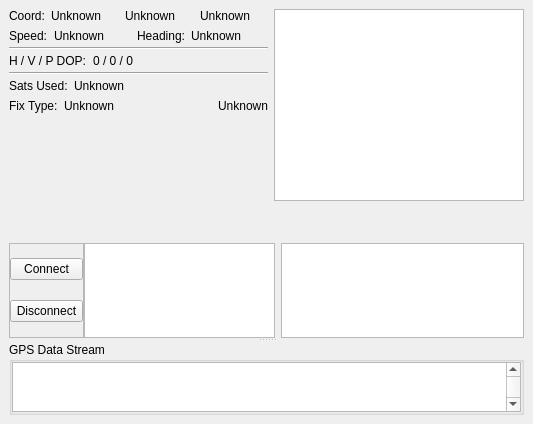
This is ground/src/plugins/gpsdisplay/gpsdisplaywidget.ui in openpilot/OpenPilot as Qt 5 draws it before an edit. The edited form follows.
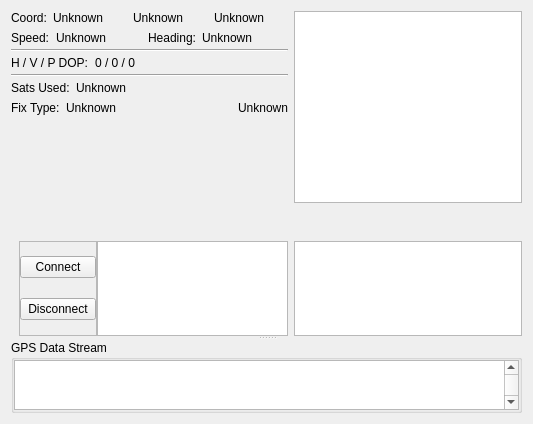
This is the edited form. Custom widgets are drawn as their Qt base class.

Commit message: GPS Viewer: Use a grid layout for the 4 main parts.

What changed in the file:
```diff
--- a/ground/src/plugins/gpsdisplay/gpsdisplaywidget.ui
+++ b/ground/src/plugins/gpsdisplay/gpsdisplaywidget.ui
@@ -13,20 +13,15 @@
   <property name="windowTitle">
    <string>Form</string>
   </property>
-  <layout class="QVBoxLayout" name="rootVerticalLayout">
-   <property name="margin">
-    <number>9</number>
-   </property>
+  <layout class="QVBoxLayout" name="verticalLayout_2">
    <item>
     <widget class="QSplitter" name="splitter">
      <property name="orientation">
       <enum>Qt::Vertical</enum>
      </property>
      <widget class="QWidget" name="layoutWidget">
-      <layout class="QVBoxLayout" name="verticalLayout_2">
-       <item>
-        <layout class="QHBoxLayout" name="horizontalLayout1">
-         <item>
+      <layout class="QGridLayout" name="gridLayout">
+       <item row="0" column="0">
           <layout class="QVBoxLayout" name="infoVerticalLayout" stretch="0,0,0,0,0,0,0,0,0,0,0,0,0,1">
            <property name="spacing">
             <number>0</number>
@@ -459,46 +454,8 @@
            </item>
           </layout>
          </item>
-         <item>
-          <layout class="QVBoxLayout" name="verticalLayout_5" stretch="0,1">
-           <item>
-            <widget class="GpsConstellationWidget" name="gpsSky">
-             <property name="maximumSize">
-              <size>
-               <width>250</width>
-               <height>250</height>
-              </size>
-             </property>
-             <property name="verticalScrollBarPolicy">
-              <enum>Qt::ScrollBarAlwaysOff</enum>
-             </property>
-             <property name="horizontalScrollBarPolicy">
-              <enum>Qt::ScrollBarAlwaysOff</enum>
-             </property>
-            </widget>
-           </item>
-           <item>
-            <spacer name="verticalSpacer_2">
-             <property name="orientation">
-              <enum>Qt::Vertical</enum>
-             </property>
-             <property name="sizeType">
-              <enum>QSizePolicy::Ignored</enum>
-             </property>
-             <property name="sizeHint" stdset="0">
-              <size>
-               <width>20</width>
-               <height>40</height>
-              </size>
-             </property>
-            </spacer>
-           </item>
-          </layout>
-         </item>
-        </layout>
-       </item>
-       <item>
-        <layout class="QHBoxLayout" name="horizontalLayout2" stretch="0,0,1,0,0,0">
+       <item row="1" column="0">
+        <layout class="QHBoxLayout" name="horizontalLayout2" stretch="0,0,1,0">
          <property name="spacing">
           <number>0</number>
          </property>
@@ -512,7 +469,7 @@
            </property>
            <property name="sizeHint" stdset="0">
             <size>
-             <width>6</width>
+             <width>13</width>
              <height>20</height>
             </size>
            </property>
@@ -569,7 +526,7 @@
            </property>
            <property name="sizeHint" stdset="0">
             <size>
-             <width>6</width>
+             <width>13</width>
              <height>20</height>
             </size>
            </property>
@@ -606,23 +563,9 @@
            </property>
           </widget>
          </item>
-         <item>
-          <spacer name="horizontalSpacer_3">
-           <property name="orientation">
-            <enum>Qt::Horizontal</enum>
-           </property>
-           <property name="sizeType">
-            <enum>QSizePolicy::Fixed</enum>
-           </property>
-           <property name="sizeHint" stdset="0">
-            <size>
-             <width>6</width>
-             <height>20</height>
-            </size>
-           </property>
-          </spacer>
-         </item>
-         <item>
+        </layout>
+       </item>
+       <item row="1" column="1">
           <widget class="QGraphicsView" name="graphicsView">
            <property name="sizePolicy">
             <sizepolicy hsizetype="Preferred" vsizetype="Preferred">
@@ -637,6 +580,40 @@
             </size>
            </property>
           </widget>
+       </item>
+       <item row="0" column="1">
+        <layout class="QVBoxLayout" name="verticalLayout_3" stretch="0,1">
+         <item>
+          <widget class="GpsConstellationWidget" name="gpsSky">
+           <property name="maximumSize">
+            <size>
+             <width>250</width>
+             <height>250</height>
+            </size>
+           </property>
+           <property name="verticalScrollBarPolicy">
+            <enum>Qt::ScrollBarAlwaysOff</enum>
+           </property>
+           <property name="horizontalScrollBarPolicy">
+            <enum>Qt::ScrollBarAlwaysOff</enum>
+           </property>
+          </widget>
+         </item>
+         <item>
+          <spacer name="verticalSpacer_2">
+           <property name="orientation">
+            <enum>Qt::Vertical</enum>
+           </property>
+           <property name="sizeType">
+            <enum>QSizePolicy::Ignored</enum>
+           </property>
+           <property name="sizeHint" stdset="0">
+            <size>
+             <width>20</width>
+             <height>40</height>
+            </size>
+           </property>
+          </spacer>
          </item>
         </layout>
        </item>
```
Lines whose indentation alone changed are shown as unchanged.
